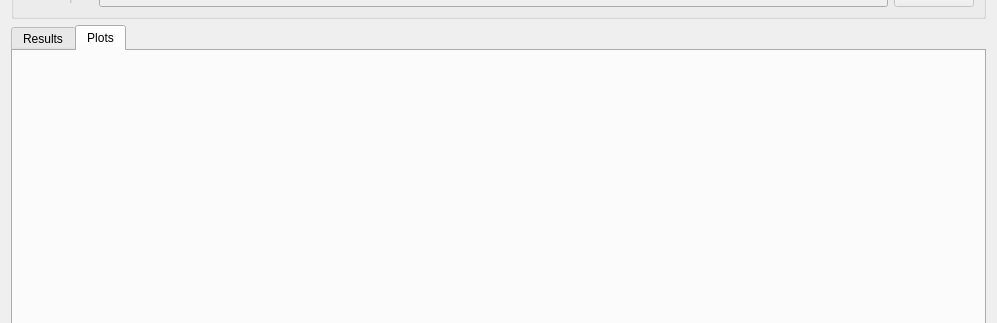
Old version of the form frameworks/imageprocessing/modules/AdvancedFilterModulesGUI/src/issfilterdlg.ui in the repository neutronimaging/imagingsuite; both pictures show x 0 to 997 and y 125 to 448 of the 997 by 647 pixel window.
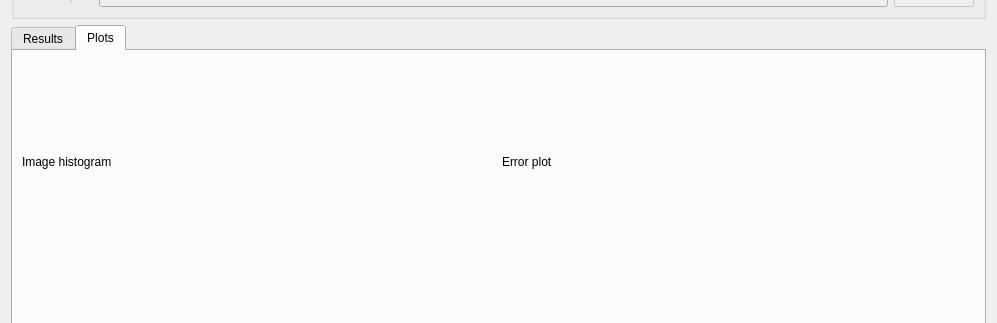
New version of the form. The open tabs and pages were chosen to show the change. Custom widgets are drawn as their Qt base class.

Commit message: Added plotwidgets to the iss filter dialog

The edit to the form file:
```diff
--- a/frameworks/imageprocessing/modules/AdvancedFilterModulesGUI/src/issfilterdlg.ui
+++ b/frameworks/imageprocessing/modules/AdvancedFilterModulesGUI/src/issfilterdlg.ui
@@ -262,6 +262,40 @@
       <attribute name="title">
        <string>Plots</string>
       </attribute>
+      <layout class="QVBoxLayout" name="verticalLayout">
+       <item>
+        <layout class="QHBoxLayout" name="horizontalLayout_5">
+         <item>
+          <layout class="QVBoxLayout" name="verticalLayout_4">
+           <item>
+            <widget class="QLabel" name="label_10">
+             <property name="text">
+              <string>Image histogram</string>
+             </property>
+            </widget>
+           </item>
+           <item>
+            <widget class="QtAddons::PlotWidget" name="plotHistogram" native="true"/>
+           </item>
+          </layout>
+         </item>
+         <item>
+          <layout class="QVBoxLayout" name="verticalLayout_5">
+           <item>
+            <widget class="QLabel" name="label_11">
+             <property name="text">
+              <string>Error plot</string>
+             </property>
+            </widget>
+           </item>
+           <item>
+            <widget class="QtAddons::PlotWidget" name="plotError" native="true"/>
+           </item>
+          </layout>
+         </item>
+        </layout>
+       </item>
+      </layout>
      </widget>
     </widget>
    </item>
@@ -287,6 +321,12 @@
    <header location="global">comparevolumeviewer.h</header>
    <container>1</container>
   </customwidget>
+  <customwidget>
+   <class>QtAddons::PlotWidget</class>
+   <extends>QWidget</extends>
+   <header location="global">plotwidget.h</header>
+   <container>1</container>
+  </customwidget>
  </customwidgets>
  <resources/>
  <connections>
```
The commit also changes 7 other files.
